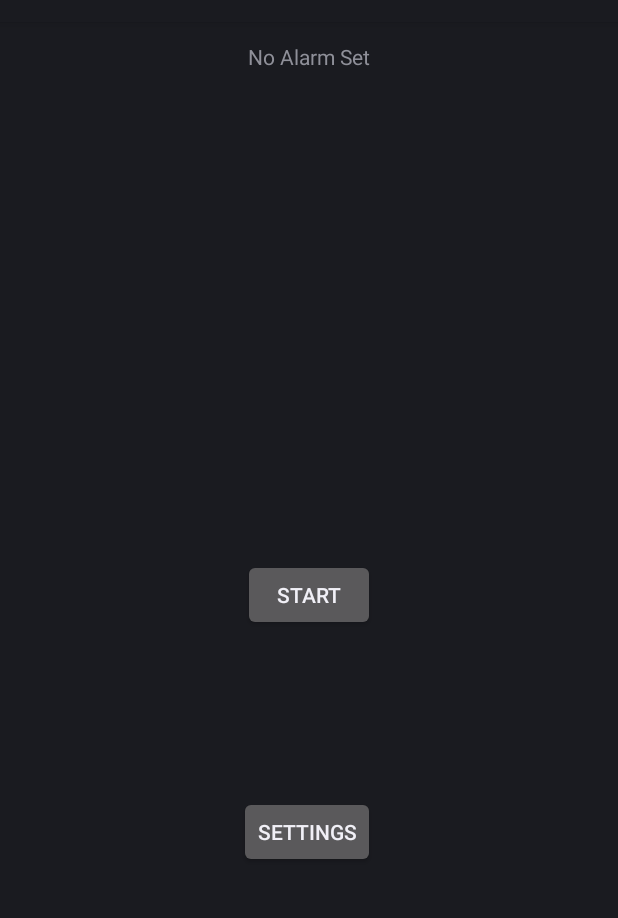
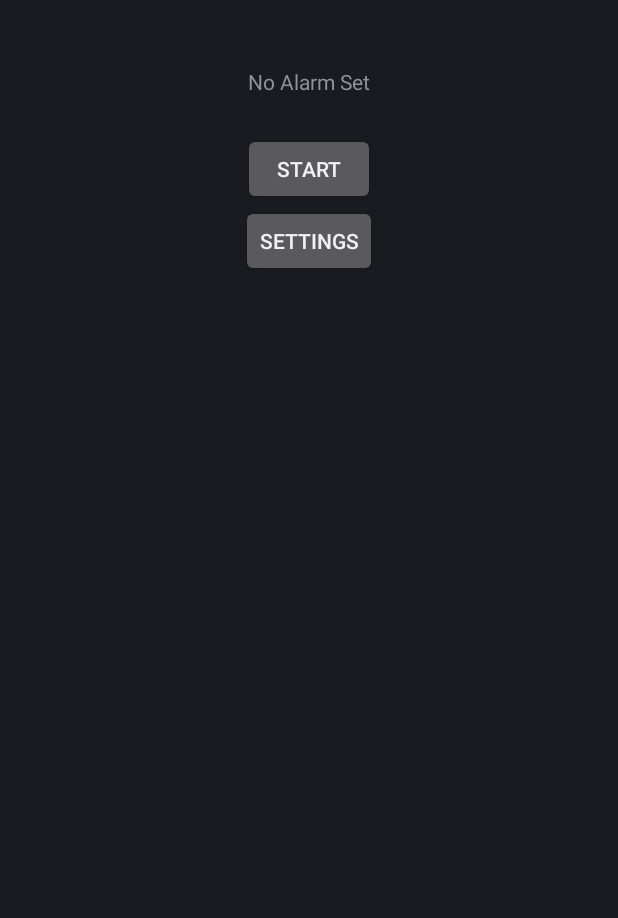
Before and after one commit to brw2650/TimerBlip, an Android app: the screen it shows after launch (MainActivity), on a phone screen of 412 x 824 dp, the part 62-980 px from its top. Run offline under Robolectric (Android 15) with nearby library versions, the phone set to English and light mode, and no system bars; plain views replace BoxInsetLayout.

Commit message:
Remove layout bias

```diff
--- a/app/src/main/res/layout/fragment_end_time.xml
+++ b/app/src/main/res/layout/fragment_end_time.xml
@@ -12,7 +12,6 @@
         android:layout_height="88dp"
         android:timePickerMode="spinner"
         app:layout_constraintEnd_toEndOf="parent"
-        app:layout_constraintHorizontal_bias="0.47"
         app:layout_constraintStart_toStartOf="parent"
         app:layout_constraintTop_toBottomOf="@+id/text_label" />
 
@@ -21,12 +20,9 @@
         android:layout_width="wrap_content"
         android:layout_height="wrap_content"
         android:text="@string/next"
-        app:layout_constraintBottom_toBottomOf="parent"
         app:layout_constraintEnd_toEndOf="parent"
-        app:layout_constraintHorizontal_bias="0.496"
         app:layout_constraintStart_toStartOf="parent"
-        app:layout_constraintTop_toBottomOf="@+id/timePicker"
-        app:layout_constraintVertical_bias="0.0" />
+        app:layout_constraintTop_toBottomOf="@+id/timePicker" />
 
     <TextView
         android:id="@+id/text_label"
--- a/app/src/main/res/layout/fragment_home.xml
+++ b/app/src/main/res/layout/fragment_home.xml
@@ -10,36 +10,30 @@
         android:id="@+id/textview_alarm_set"
         android:layout_width="wrap_content"
         android:layout_height="wrap_content"
-        android:layout_marginTop="8dp"
         android:text="@string/alarm_set"
         app:layout_constraintBottom_toTopOf="@+id/button_toggle_alarm"
         app:layout_constraintEnd_toEndOf="parent"
         app:layout_constraintStart_toStartOf="parent"
-        app:layout_constraintTop_toTopOf="parent"
-        app:layout_constraintVertical_bias="0.0" />
+        app:layout_constraintTop_toTopOf="parent" />
 
     <Button
         android:id="@+id/button_toggle_alarm"
         android:layout_width="wrap_content"
         android:layout_height="wrap_content"
+        android:layout_marginTop="4dp"
         android:text="@string/set_alarm"
-        app:layout_constraintBottom_toBottomOf="parent"
         app:layout_constraintEnd_toEndOf="parent"
         app:layout_constraintStart_toStartOf="parent"
-        app:layout_constraintTop_toTopOf="parent"
-        app:layout_constraintVertical_bias="0.497" />
+        app:layout_constraintTop_toBottomOf="@+id/text_next_alarm" />
 
     <Button
         android:id="@+id/button_settings"
         android:layout_width="wrap_content"
         android:layout_height="wrap_content"
         android:text="@string/settings"
-        app:layout_constraintBottom_toBottomOf="parent"
         app:layout_constraintEnd_toEndOf="parent"
-        app:layout_constraintHorizontal_bias="0.496"
         app:layout_constraintStart_toStartOf="parent"
-        app:layout_constraintTop_toBottomOf="@+id/button_toggle_alarm"
-        app:layout_constraintVertical_bias="0.357" />
+        app:layout_constraintTop_toBottomOf="@+id/button_toggle_alarm" />
 
     <TextView
         android:id="@+id/text_next_alarm"
--- a/app/src/main/res/layout/fragment_interval.xml
+++ b/app/src/main/res/layout/fragment_interval.xml
@@ -11,7 +11,6 @@
         android:layout_width="167dp"
         android:layout_height="82dp"
         app:layout_constraintEnd_toEndOf="parent"
-        app:layout_constraintHorizontal_bias="0.493"
         app:layout_constraintStart_toStartOf="parent"
         app:layout_constraintTop_toBottomOf="@+id/textView" />
 
@@ -30,7 +29,6 @@
         android:layout_height="wrap_content"
         android:text="@string/next"
         app:layout_constraintEnd_toEndOf="parent"
-        app:layout_constraintHorizontal_bias="0.496"
         app:layout_constraintStart_toStartOf="parent"
         app:layout_constraintTop_toBottomOf="@+id/number_picker" />
 
--- a/app/src/main/res/layout/fragment_settings.xml
+++ b/app/src/main/res/layout/fragment_settings.xml
@@ -11,9 +11,9 @@
         android:layout_width="wrap_content"
         android:layout_height="wrap_content"
         android:text="@string/home"
-        app:layout_constraintBottom_toBottomOf="parent"
         app:layout_constraintEnd_toEndOf="parent"
-        app:layout_constraintStart_toStartOf="parent" />
+        app:layout_constraintStart_toStartOf="parent"
+        app:layout_constraintTop_toBottomOf="@+id/button_set_time" />
 
     <TextView
         android:id="@+id/start_time_display"
@@ -49,7 +49,6 @@
         android:layout_height="wrap_content"
         android:text="@string/interval_display"
         app:layout_constraintEnd_toEndOf="parent"
-        app:layout_constraintHorizontal_bias="0.497"
         app:layout_constraintStart_toStartOf="parent"
         app:layout_constraintTop_toBottomOf="@+id/end_time_display" />
 </androidx.constraintlayout.widget.ConstraintLayout>
--- a/app/src/main/res/layout/fragment_start_time.xml
+++ b/app/src/main/res/layout/fragment_start_time.xml
@@ -12,7 +12,6 @@
         android:layout_height="88dp"
         android:timePickerMode="spinner"
         app:layout_constraintEnd_toEndOf="parent"
-        app:layout_constraintHorizontal_bias="0.47"
         app:layout_constraintStart_toStartOf="parent"
         app:layout_constraintTop_toBottomOf="@+id/text_label" />
 
@@ -21,12 +20,9 @@
         android:layout_width="wrap_content"
         android:layout_height="wrap_content"
         android:text="@string/next"
-        app:layout_constraintBottom_toBottomOf="parent"
         app:layout_constraintEnd_toEndOf="parent"
-        app:layout_constraintHorizontal_bias="0.496"
         app:layout_constraintStart_toStartOf="parent"
-        app:layout_constraintTop_toBottomOf="@+id/timePicker"
-        app:layout_constraintVertical_bias="0.0" />
+        app:layout_constraintTop_toBottomOf="@+id/timePicker" />
 
     <TextView
         android:id="@+id/text_label"
```
